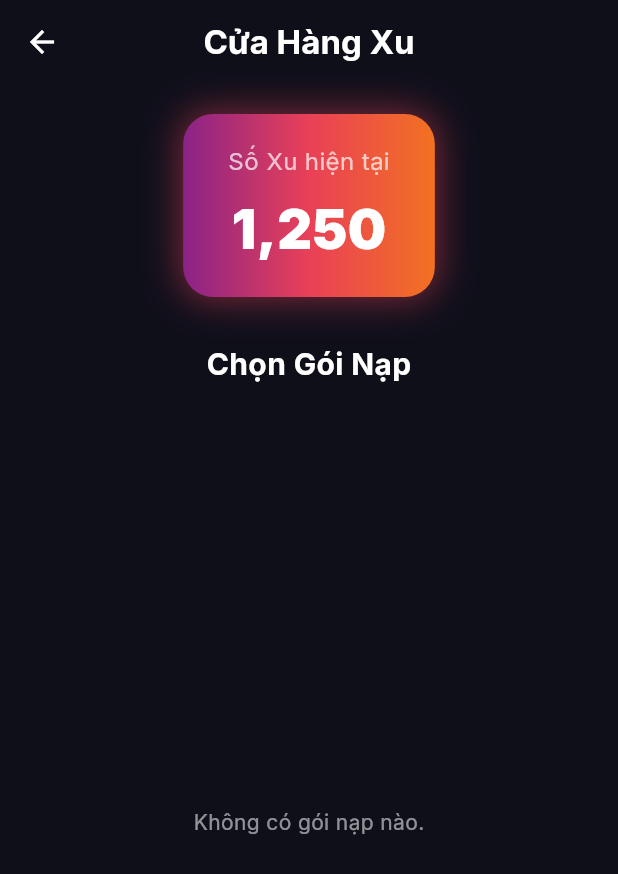
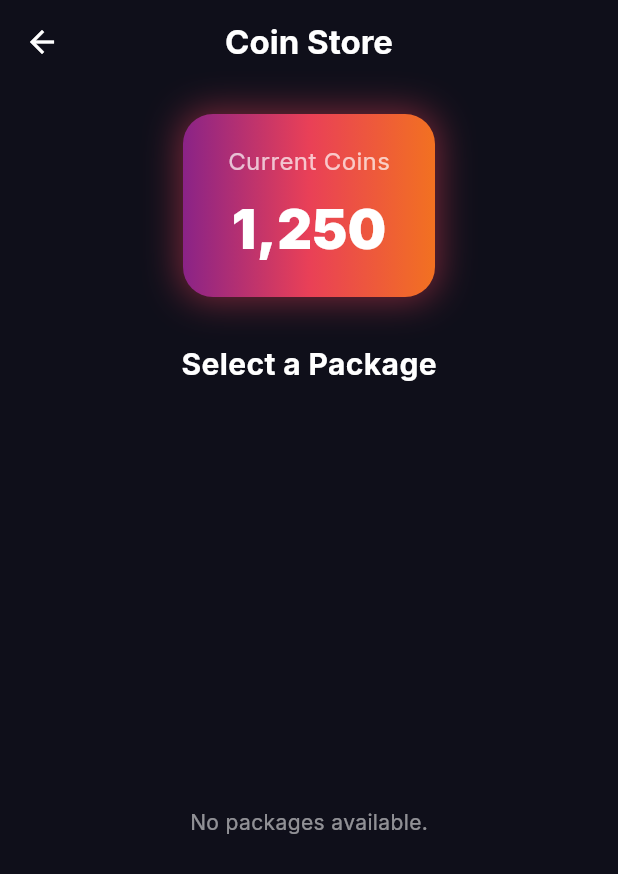
Before and after one commit to Cong-ty-TNNH-Q-Tech/Q-Love, a Flutter app: the CoinStoreScreen screen opened directly, on a phone screen of 412 x 824 dp. Shown: the top 874 px of the screen. Run offline on Flutter 3.47's test engine with Material 3 defaults, Android fonts, the phone set to English and light mode, and no system bars; our stand-ins replace app_links, dio, equatable, fl_chart, flutter_bloc, flutter_card_swiper and 6 more; missing offline and left inert: home_widget, mobile_scanner, purchases_flutter; accounts and stored records are empty; generated files the repository leaves out were written again.

Commit message:
fix(mobile): use AppLocalizations in CoinStoreScreen

```diff
--- a/frontend/app/lib/features/store/ui/coin_store_screen.dart
+++ b/frontend/app/lib/features/store/ui/coin_store_screen.dart
@@ -2,6 +2,7 @@ import 'package:flutter/material.dart';
 import 'package:purchases_flutter/purchases_flutter.dart';
 import 'package:qlove/features/store/services/revenuecat_service.dart';
 import 'package:qlove/features/store/ui/widgets/coin_package_card.dart';
+import 'package:flutter_gen/gen_l10n/app_localizations.dart';
 
 class CoinStoreScreen extends StatefulWidget {
   const CoinStoreScreen({Key? key}) : super(key: key);
@@ -37,12 +38,12 @@ class _CoinStoreScreenState extends State<CoinStoreScreen> {
     if (success) {
       if (!mounted) return;
       ScaffoldMessenger.of(context).showSnackBar(
-        const SnackBar(content: Text('Nạp Xu thành công!')),
+        SnackBar(content: Text(AppLocalizations.of(context)!.purchaseSuccess)),
       );
     } else {
       if (!mounted) return;
       ScaffoldMessenger.of(context).showSnackBar(
-        const SnackBar(content: Text('Nạp Xu thất bại hoặc bị hủy.')),
+        SnackBar(content: Text(AppLocalizations.of(context)!.purchaseFailed)),
       );
     }
   }
@@ -52,7 +53,7 @@ class _CoinStoreScreenState extends State<CoinStoreScreen> {
     return Scaffold(
       backgroundColor: const Color(0xFF0F0F1A), // Gen-Z Dark-first
       appBar: AppBar(
-        title: const Text('Cửa Hàng Xu', style: TextStyle(fontWeight: FontWeight.bold)),
+        title: Text(AppLocalizations.of(context)!.storeTitle, style: const TextStyle(fontWeight: FontWeight.bold)),
         backgroundColor: Colors.transparent,
         elevation: 0,
         centerTitle: true,
@@ -79,20 +80,20 @@ class _CoinStoreScreenState extends State<CoinStoreScreen> {
                   ]
                 ),
                 child: Column(
-                  children: const [
-                    Text('Số Xu hiện tại', style: TextStyle(color: Colors.white70, fontSize: 16)),
-                    SizedBox(height: 8),
-                    Text('1,250', style: TextStyle(color: Colors.white, fontSize: 36, fontWeight: FontWeight.w900)),
+                  children: [
+                    Text(AppLocalizations.of(context)!.currentCoins, style: const TextStyle(color: Colors.white70, fontSize: 16)),
+                    const SizedBox(height: 8),
+                    const Text('1,250', style: TextStyle(color: Colors.white, fontSize: 36, fontWeight: FontWeight.w900)),
                   ],
                 ),
               ),
               const SizedBox(height: 30),
-              const Text('Chọn Gói Nạp', style: TextStyle(color: Colors.white, fontSize: 20, fontWeight: FontWeight.bold)),
+              Text(AppLocalizations.of(context)!.selectPackage, style: const TextStyle(color: Colors.white, fontSize: 20, fontWeight: FontWeight.bold)),
               const SizedBox(height: 16),
 
               Expanded(
                 child: _packages.isEmpty
-                  ? const Center(child: Text('Không có gói nạp nào.', style: TextStyle(color: Colors.white54)))
+                  ? Center(child: Text(AppLocalizations.of(context)!.noPackages, style: const TextStyle(color: Colors.white54)))
                   : ListView.builder(
                       padding: const EdgeInsets.symmetric(horizontal: 16),
                       itemCount: _packages.length,
```
